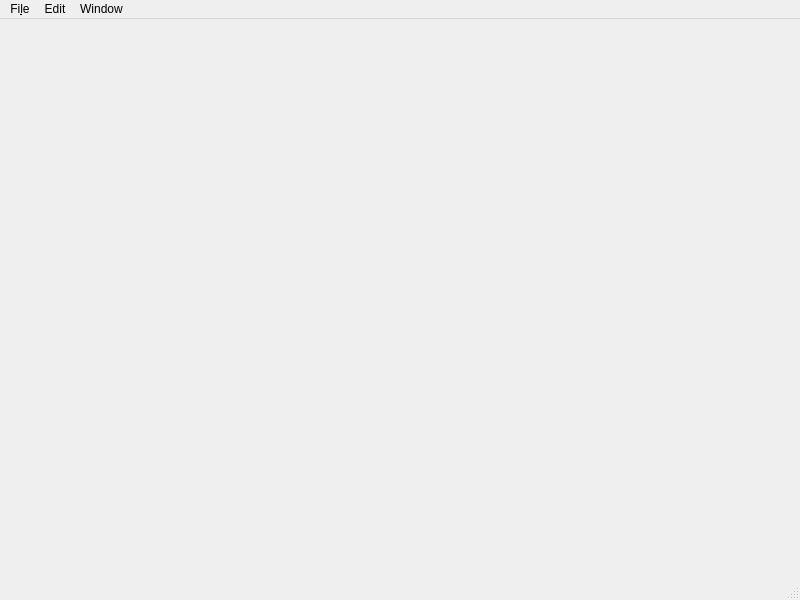
First picture: the form in libraries/qxrdlib/qxrdinfowindow.ui, repository guyjennings/qxrd, before the edit.
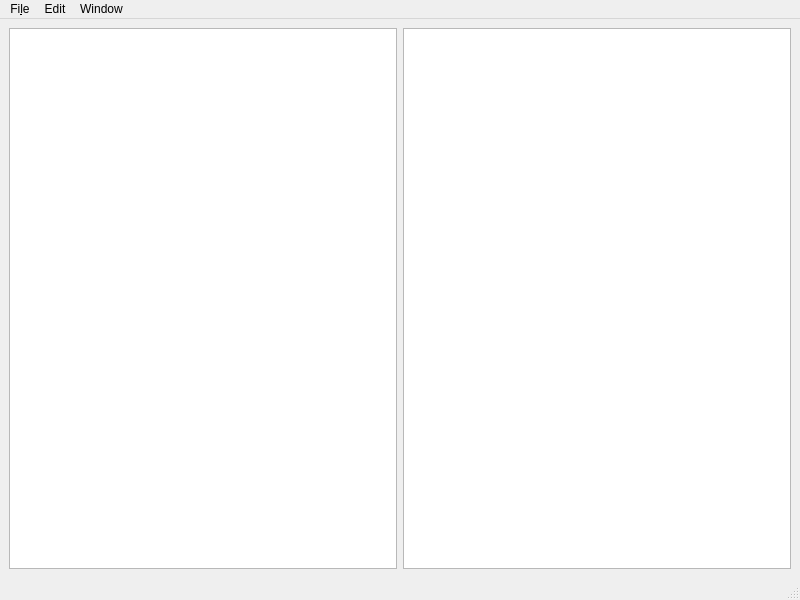
Second picture: the form after the edit.

Commit message: Implement QxrdInfoWindow Set title of startup windows

What changed in the file:
```diff
--- a/libraries/qxrdlib/qxrdinfowindow.ui
+++ b/libraries/qxrdlib/qxrdinfowindow.ui
@@ -13,7 +13,23 @@
   <property name="windowTitle">
    <string>MainWindow</string>
   </property>
-  <widget class="QWidget" name="centralwidget"/>
+  <widget class="QWidget" name="m_GridView">
+   <layout class="QGridLayout" name="gridLayout">
+    <item row="0" column="0">
+     <widget class="QTreeView" name="m_ObjectView"/>
+    </item>
+    <item row="0" column="1">
+     <widget class="QTreeView" name="m_PropertiesView">
+      <property name="sizePolicy">
+       <sizepolicy hsizetype="Expanding" vsizetype="Expanding">
+        <horstretch>0</horstretch>
+        <verstretch>0</verstretch>
+       </sizepolicy>
+      </property>
+     </widget>
+    </item>
+   </layout>
+  </widget>
   <widget class="QMenuBar" name="menubar">
    <property name="geometry">
     <rect>
```
The commit also changes 5 other files.
